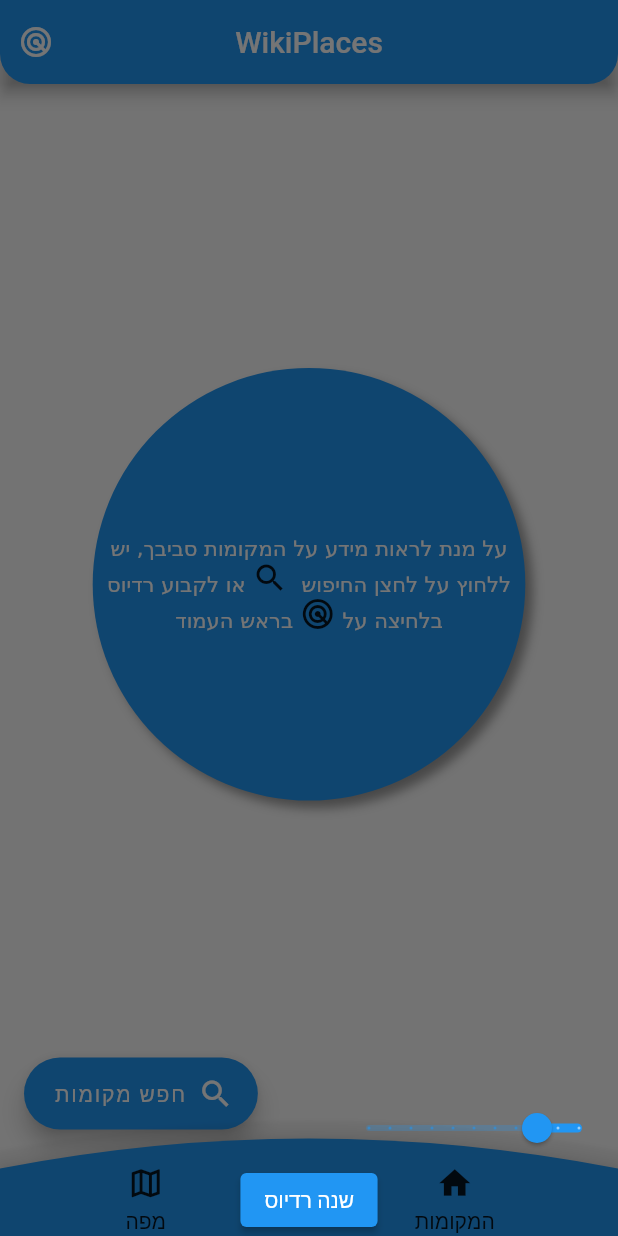
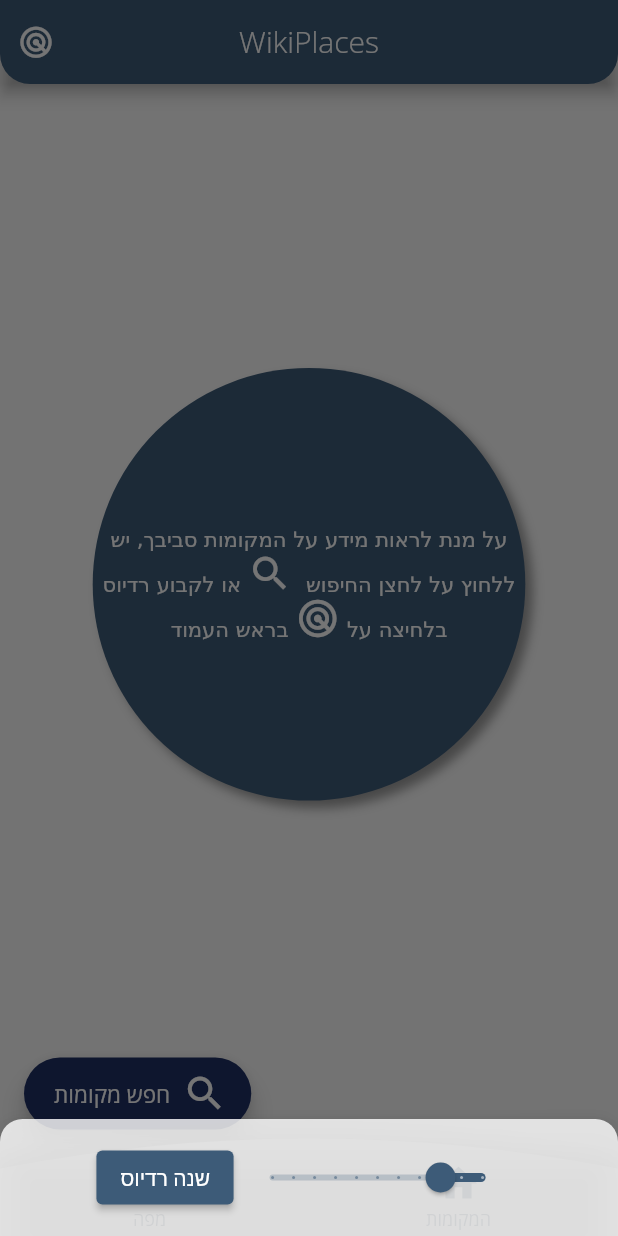
Before and after one commit to Tzahi-Levi/wiki-places-app, a Flutter app: the HomePage screen opened directly, after a tap on the "radar" icon, on a phone screen of 412 x 824 dp. Run offline on Flutter 3.47's test engine with Material 2 defaults, Android fonts, the phone set to English and light mode, and no system bars; our stand-ins replace firebase_analytics, firebase_core, firebase_crashlytics, geolocator, get, google_fonts and 4 more; missing offline and left inert: cross_connectivity, firebase_performance, sorted_list; accounts and stored records are empty.

Commit message:
Final design sprint 1
- Light and Dark mode colore defined
- Change radius bottomSheet designed
- Search snackBar designed

issue #60

```diff
--- a/lib/controllers/theme_controller.dart
+++ b/lib/controllers/theme_controller.dart
@@ -1,16 +1,122 @@
 // ================= App Themes =================
 import 'package:flutter/material.dart';
+import 'package:google_fonts/google_fonts.dart';
 
 class ThemeController {
   static final ThemeController _instance = ThemeController._();
+
   static ThemeController get instance => _instance;
+
   ThemeController._();
 
-  static ThemeData get lightMode => ThemeData(
-    brightness: Brightness.light,
-  );
+  static ThemeData get lightMode =>
+      ThemeData(
+          textTheme: TextTheme(
+            headline1: GoogleFonts.openSans(fontSize: 20, color: Colors.white),
+            headline2: GoogleFonts.openSans(fontSize: 18,
+                fontWeight: FontWeight.bold,
+                color: const Color(0xff3D5B78)),
+            headline3: GoogleFonts.openSans(fontSize: 15,
+                fontWeight: FontWeight.normal,
+                color: Colors.white),
+            headline4: GoogleFonts.openSans(fontSize: 12,
+                fontWeight: FontWeight.normal,
+                color: const Color(0xff37536D)),
+              headline5: GoogleFonts.openSans(fontSize: 15,
+                  fontWeight: FontWeight.normal,
+                  color: const Color(0xff37536D)),
+            bodyText1: GoogleFonts.openSans(fontSize: 15,
+                fontWeight: FontWeight.normal,
+                color: const Color(0xff37536D)),
+            bodyText2: GoogleFonts.openSans(fontSize: 13,
+                fontWeight: FontWeight.bold,
+                color: const Color(0xff0051e5)),
+          ),
+          colorScheme: const ColorScheme(
+            brightness: Brightness.light,
+            onBackground: Colors.white,
+            surface: Colors.white,
+            secondary: Color(0xffaca190),
+            onSurface: Colors.black,
+            onSecondary: Colors.white,
+            onError: Colors.white,
+            error: Colors.red,
+            primary: Color(0xff3D5B78),
+            onPrimary: Colors.white,
+            background: Colors.white,
+            primaryContainer: Color(0xff3D5B78),
+          ),
+          primaryColor: const Color(0xff3D5B78),
+          primaryColorDark: Colors.white,
+          primaryColorLight: Colors.white.withOpacity(0.8),
+          appBarTheme: const AppBarTheme(
+            backgroundColor: Colors.transparent,
+          ),
+          cardTheme: const CardTheme(
+            color: Color(0x5A69697A),
+            shadowColor: Colors.black,
+          ),
+          iconTheme: const IconThemeData(
+              color: Color(0xff3D5B78),
+              size: 30
+          ),
+          floatingActionButtonTheme: const FloatingActionButtonThemeData(
+            backgroundColor: Color(0xff1e2f65),
+          )
+      );
 
   static ThemeData get darkMode => ThemeData(
-    brightness: Brightness.dark,
+      textTheme: TextTheme(
+        headline1: GoogleFonts.openSans(fontSize: 20, color: Colors.white),
+        headline2: GoogleFonts.openSans(fontSize: 18,
+            fontWeight: FontWeight.bold,
+            color: Colors.white),
+        headline3: GoogleFonts.openSans(fontSize: 15,
+            fontWeight: FontWeight.normal,
+            color: Colors.white),
+        headline4: GoogleFonts.openSans(fontSize: 12,
+            fontWeight: FontWeight.normal,
+            color: Colors.white),
+        headline5: GoogleFonts.openSans(fontSize: 15,
+            fontWeight: FontWeight.normal,
+            color: Colors.white),
+        bodyText1: GoogleFonts.openSans(fontSize: 15,
+            fontWeight: FontWeight.normal,
+            color: Colors.white),
+        bodyText2: GoogleFonts.openSans(fontSize: 13,
+            fontWeight: FontWeight.bold,
+            color: const Color(0xff0051e5)),
+      ),
+      colorScheme: const ColorScheme(
+        brightness: Brightness.dark,
+        onBackground: Colors.white,
+        surface: Colors.white,
+        secondary: Color(0xffaca190),
+        onSurface: Colors.black,
+        onSecondary: Colors.white,
+        onError: Colors.white,
+        error: Colors.red,
+        primary: Colors.white,
+        onPrimary: Color(0xff3D5B78),
+        background: Color(0xff3D5B78),
+        primaryContainer: Colors.white ,
+      ),
+      primaryColor: const Color(0xff3D5B78),
+      primaryColorDark: const Color(0xff37536D),
+      primaryColorLight: const Color(0xff37536D),
+      appBarTheme: const AppBarTheme(
+        backgroundColor: Colors.transparent,
+      ),
+      cardTheme: const CardTheme(
+        color: Color(0x5A69697A),
+        shadowColor: Colors.black,
+      ),
+      iconTheme: const IconThemeData(
+          color: Colors.white,
+          size: 30
+      ),
+      floatingActionButtonTheme: const FloatingActionButtonThemeData(
+        backgroundColor: Color(0xff1e2f65),
+      )
   );
 }
--- a/lib/global/utils.dart
+++ b/lib/global/utils.dart
@@ -24,7 +24,15 @@ void openWikipedia(String url) {
 
 // Messages
 void displaySnackbar({String title = "", String content = ""}) {
-  Get.snackbar(title, content, snackPosition: SnackPosition.BOTTOM);
+  Get.snackbar(title, content,
+      titleText: Text(title, style: Get.textTheme.headline5,),
+      messageText: Text(content, style: Get.textTheme.headline5,),
+      snackPosition: SnackPosition.BOTTOM,
+      barBlur: 50,
+      snackStyle: SnackStyle.FLOATING,
+      margin: const EdgeInsets.all(5),
+      padding: const EdgeInsets.only(bottom: 30, left: 50, right: 50)
+  );
 }
 
 void openModalBottomSheet({List<Widget>? children}) {
@@ -33,19 +41,31 @@ void openModalBottomSheet({List<Widget>? children}) {
   }
 
   Get.bottomSheet(
-      SingleChildScrollView(
-          child: Container(
-            // padding: EdgeInsets.only(
-            //   bottom: Get.context!.mediaQueryViewInsets.bottom,
-            // ),
+    SingleChildScrollView(
+        child: /*Container(
+            decoration: BoxDecoration(
+              borderRadius: BorderRadius.circular(20)
+            ),
             child: SafeArea(
               child: Wrap(
                 children: children,
               ),
             ),
-          ),
-      ),
+          ),*/
+            Padding(
+              padding: const EdgeInsets.only(bottom: 15.0),
+              child: Row(
+      mainAxisAlignment: MainAxisAlignment.center,
+      children: children,
+    ),
+            )),
     isScrollControlled: true,
+    backgroundColor: Get.theme.primaryColorLight,
+    elevation: 10,
+    shape: const RoundedRectangleBorder(
+        borderRadius: BorderRadius.only(
+            topLeft: Radius.circular(15), topRight: Radius.circular(15))),
+
   );
 }
 
@@ -66,5 +86,7 @@ extension St on String {
 }
 
 extension Ex on num {
-  String toPrecisionString() => double.parse(toStringAsFixed(GlobalConstants.defaultPrecision)).toString();
+  String toPrecisionString() =>
+      double.parse(toStringAsFixed(GlobalConstants.defaultPrecision))
+          .toString();
 }
--- a/lib/main.dart
+++ b/lib/main.dart
@@ -1,8 +1,11 @@
 // ================= Main =================
+import 'package:flutter/cupertino.dart';
 import 'package:flutter/material.dart';
 import 'package:get/get.dart';
 import 'package:flutter/foundation.dart';
 import 'package:firebase_core/firebase_core.dart';
+import 'package:google_fonts/google_fonts.dart';
+import 'package:wiki_places/controllers/theme_controller.dart';
 import 'package:wiki_places/metrics/google_analytics.dart';
 import 'package:firebase_performance/firebase_performance.dart';
 import 'package:firebase_crashlytics/firebase_crashlytics.dart';
@@ -53,6 +56,8 @@ class WikiPlacesApp extends StatelessWidget {
         GlobalMaterialLocalizations.delegate,
         GlobalWidgetsLocalizations.delegate,
       ],
+      theme: ThemeController.lightMode,
+      darkTheme: ThemeController.darkMode,
       home: ConnectivityBuilder(
         builder: (context, isConnected, status) {
           return (isConnected != null && !!isConnected) ? HomePage() : const ConnectionLostPage();
--- a/lib/pages/placeholder_page/placeholder_page.dart
+++ b/lib/pages/placeholder_page/placeholder_page.dart
@@ -35,7 +35,7 @@ class PlaceholderPage extends StatelessWidget {
           height: size.width * 0.7,
           decoration: BoxDecoration(
             borderRadius: BorderRadius.circular(size.width * 0.35),
-            color: Colors.blue,
+            color: Get.theme.primaryColor,
             boxShadow: const [BoxShadow(color: Colors.black38, blurRadius: 5, offset: Offset(5, 5))]
           ),
           child: Center(
@@ -47,13 +47,13 @@ class PlaceholderPage extends StatelessWidget {
                     text: textToken[0] + " ",
                   ),
                   WidgetSpan(
-                    child: Icon(firstIcon),
+                    child: Icon(firstIcon, color: Colors.white,),
                   ),
                   TextSpan(
                     text: textToken[1],
                   ),
                   WidgetSpan(
-                    child: Icon(secondIcon),
+                    child: Icon(secondIcon, color: Colors.white),
                   ),
                   TextSpan(
                     text: textToken[2],
--- a/lib/widgets/appbar.dart
+++ b/lib/widgets/appbar.dart
@@ -37,15 +37,14 @@ class WikiPlacesAppBar extends StatelessWidget implements PreferredSizeWidget {
   @override
   Widget build(BuildContext context) {
     return AppBar(
-      title: Text(_getAppBarTitle()),
+      title: Text(_getAppBarTitle(), style: Get.textTheme.headline1,),
       centerTitle: true,
       automaticallyImplyLeading: false,
       actions: actions,
-      backgroundColor: Colors.transparent,
       flexibleSpace: Container(
-        decoration: const BoxDecoration(
-          color: Colors.blue,
-          borderRadius: BorderRadius.only(
+        decoration: BoxDecoration(
+          color: Get.theme.primaryColor,
+          borderRadius: const BorderRadius.only(
               bottomLeft: Radius.circular(20),
               bottomRight: Radius.circular(20)),
         ),
--- a/lib/widgets/bottom_navigation.dart
+++ b/lib/widgets/bottom_navigation.dart
@@ -51,15 +51,13 @@ class CustomBottomNavigationBar extends StatelessWidget {
                             _storeController.currentMainAppPage.value ==
                                     AppPages.places
                                 ? GlobalConstants.placesPageSelectedIcon
-                                : GlobalConstants.placesPageOutLinedIcon,
-                            size: 25,
-                          ),
+                                : GlobalConstants.placesPageOutLinedIcon),
                           padding: EdgeInsets.zero,
                           constraints: const BoxConstraints(
                               minWidth: 30, minHeight: 30),
                           splashRadius: 25,
                         ),
-                        Text('strPlacesPageName'.tr)
+                        Text('strPlacesPageName'.tr, style: Get.textTheme.headline4,)
                       ],
                     ),
                     Column(
@@ -73,14 +71,13 @@ class CustomBottomNavigationBar extends StatelessWidget {
                               _storeController.currentMainAppPage.value ==
                                       AppPages.map
                                   ? GlobalConstants.mapPageSelectedIcon
-                                  : GlobalConstants.mapPageOutLinedIcon,
-                              size: 25),
+                                  : GlobalConstants.mapPageOutLinedIcon),
                           padding: EdgeInsets.zero,
                           constraints: const BoxConstraints(
                               minWidth: 30, minHeight: 30),
                           splashRadius: 25,
                         ),
-                        Text('strMapPageName'.tr)
+                        Text('strMapPageName'.tr, style: Get.textTheme.headline4,)
                       ],
                     ),
                   ],
@@ -96,7 +93,7 @@ class WPCustomPainter extends CustomPainter {
   @override
   void paint(Canvas canvas, Size size) {
     Paint paint = Paint()
-      ..color = Colors.blue
+      ..color = Get.theme.primaryColorDark
       ..style = PaintingStyle.fill;
     Path path = Path()..moveTo(0, 15);
     path.quadraticBezierTo(size.width * 0.5, -25, size.width, 15);
--- a/lib/widgets/change_radius_appbar.dart
+++ b/lib/widgets/change_radius_appbar.dart
@@ -35,9 +35,9 @@ class ChangeRadiusAppbar extends StatelessWidget implements PreferredSizeWidget
       children: [
         StatefulBuilder(
           builder: (context, setStateFunction) {
-            return Column(
-              children: [
-                Row(
+            return Padding(
+              padding: EdgeInsets.only(top: 15),
+              child: Row(
                 children: [
                   Slider(
                       value: _currentSliderValue,
@@ -49,13 +49,12 @@ class ChangeRadiusAppbar extends StatelessWidget implements PreferredSizeWidget
                         _updateSlider(value, setStateFunction);
                       }
                   ),
-                  ],
-                ),
                   ElevatedButton(
                     onPressed: _changeRadius,
                     child: Text('strChangeRadius'.tr),
                   ),
                 ],
+              ),
             );
           },
         ),
@@ -70,7 +69,7 @@ class ChangeRadiusAppbar extends StatelessWidget implements PreferredSizeWidget
       actions: [
         IconButton(
           onPressed: _openChangeRadiusDialog,
-          icon: const Icon(GlobalConstants.updateRadiusIcon),
+          icon: const Icon(GlobalConstants.updateRadiusIcon, size: 25, color: Colors.white,),
         ),
       ],
     );
--- a/lib/widgets/place/place.dart
+++ b/lib/widgets/place/place.dart
@@ -1,6 +1,7 @@
 // ================= Place View =================
 import 'package:flutter/material.dart';
 import 'package:get/get.dart';
+import 'package:google_fonts/google_fonts.dart';
 import 'package:wiki_places/widgets/place/place_model.dart';
 import 'package:wiki_places/global/utils.dart';
 
@@ -14,7 +15,6 @@ class Place extends StatelessWidget {
     return Padding(
       padding: EdgeInsets.only(bottom: padding),
       child: Card(
-        color: Colors.blueGrey,
         elevation: 6,
         shape: RoundedRectangleBorder(
           borderRadius: BorderRadius.circular(15)
@@ -27,8 +27,12 @@ class Place extends StatelessWidget {
             mainAxisSize: MainAxisSize.max,
             mainAxisAlignment: MainAxisAlignment.spaceBetween,
             children: [
+              Expanded(child: Padding(
+                padding: const EdgeInsets.only(top: 8.0, right: 8.0),
+                child: Text(model.label, style: Get.textTheme.headline2, overflow: TextOverflow.ellipsis, maxLines: 1,),
+              )),
               SizedBox(
-                height: 120,
+                height: 80,
                 child: Row(
                   mainAxisAlignment: MainAxisAlignment.spaceAround,
                   children: [
@@ -50,11 +54,11 @@ class Place extends StatelessWidget {
                         child: Column(
                           crossAxisAlignment: CrossAxisAlignment.start,
                           children: [
-                            Text(model.label),
                             Expanded(
                                 child: Text(model.abstract,
+                                  style: Get.textTheme.bodyText1,
                                   overflow: TextOverflow.ellipsis,
-                                  maxLines: 4,))
+                                  maxLines: 3,))
                           ],
                         ),
                       ),
@@ -71,13 +75,17 @@ class Place extends StatelessWidget {
                     height: 30,
                     decoration: const BoxDecoration(
                       borderRadius: BorderRadius.only(topLeft: Radius.circular(10), bottomRight: Radius.circular(10)),
-                      color: Colors.blue, //TODO - remove after theme defines
+                      color: Colors.white70
                     ),
                     child: Row(
                       mainAxisAlignment: MainAxisAlignment.center,
                         children: [
-                          Text(model.distance.toPrecisionString()),
-                          Text(" " + 'strKm'.tr),
+                          Text(model.distance.toPrecisionString(), style: GoogleFonts.openSans(fontSize: 15,
+                              fontWeight: FontWeight.normal,
+                              color: const Color(0xff37536D))),
+                          Text(" " + 'strKm'.tr, style: GoogleFonts.openSans(fontSize: 15,
+                              fontWeight: FontWeight.normal,
+                              color: const Color(0xff37536D))),
                         ],
                     ),
                   ),
@@ -85,7 +93,7 @@ class Place extends StatelessWidget {
                     onPressed: () {openWikipedia(model.url);},
                     child: Padding(
                       padding: const EdgeInsets.only(top: 15.0),
-                      child: Text('strReadMore'.tr),
+                      child: Text('strReadMore'.tr, style: Get.textTheme.bodyText2),
                     ),
                   ),
                 ],
--- a/lib/widgets/search_places_fab.dart
+++ b/lib/widgets/search_places_fab.dart
@@ -24,8 +24,8 @@ class SearchPlacesFAB extends StatelessWidget {
       Padding(
         padding: const EdgeInsets.only(bottom: 10.0),
         child: FloatingActionButton.extended(
-          label: Text('strSearchPlace'.tr),
-          icon: const Icon(GlobalConstants.searchIcon),
+          label: Text('strSearchPlace'.tr, style: Get.textTheme.headline3,),
+          icon: Icon(GlobalConstants.searchIcon, ),
           onPressed: _searchPlaces,
         ),
       );
--- a/pubspec.yaml
+++ b/pubspec.yaml
@@ -24,6 +24,7 @@ dependencies:
   geolocator: ^8.2.0
   webview_flutter: ^3.0.2
   google_maps_flutter: ^2.0.1
+  google_fonts: ^2.3.1
 
 dev_dependencies:
   flutter_test:
```
Also changed, not shown: pubspec.lock, 1 other file. Lines whose indentation alone changed are shown as unchanged.
